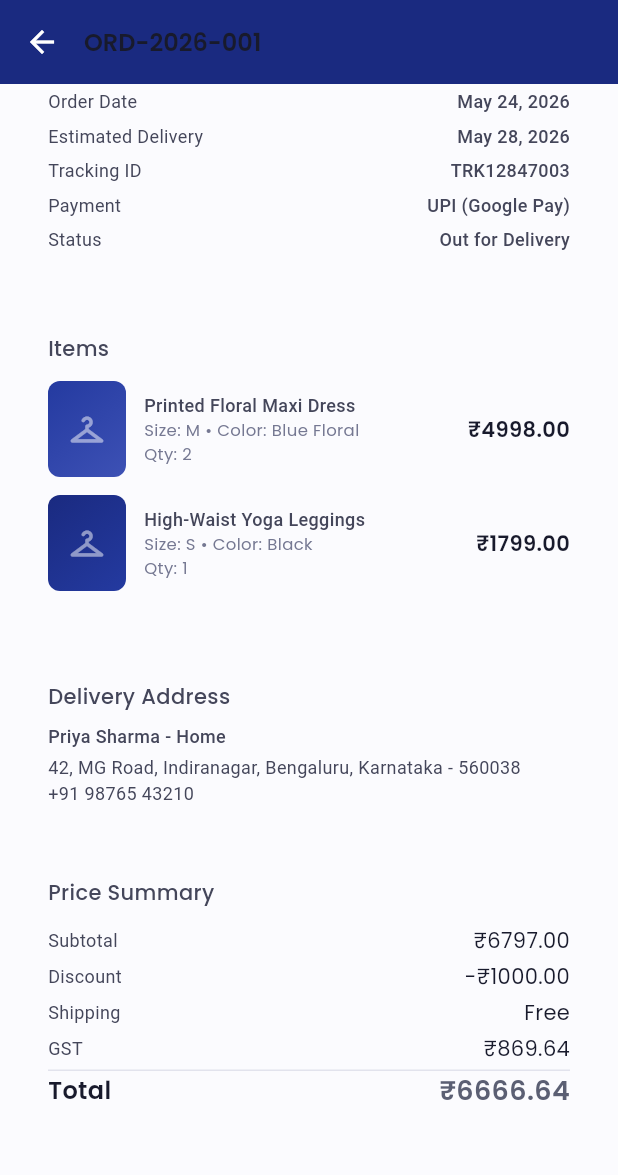
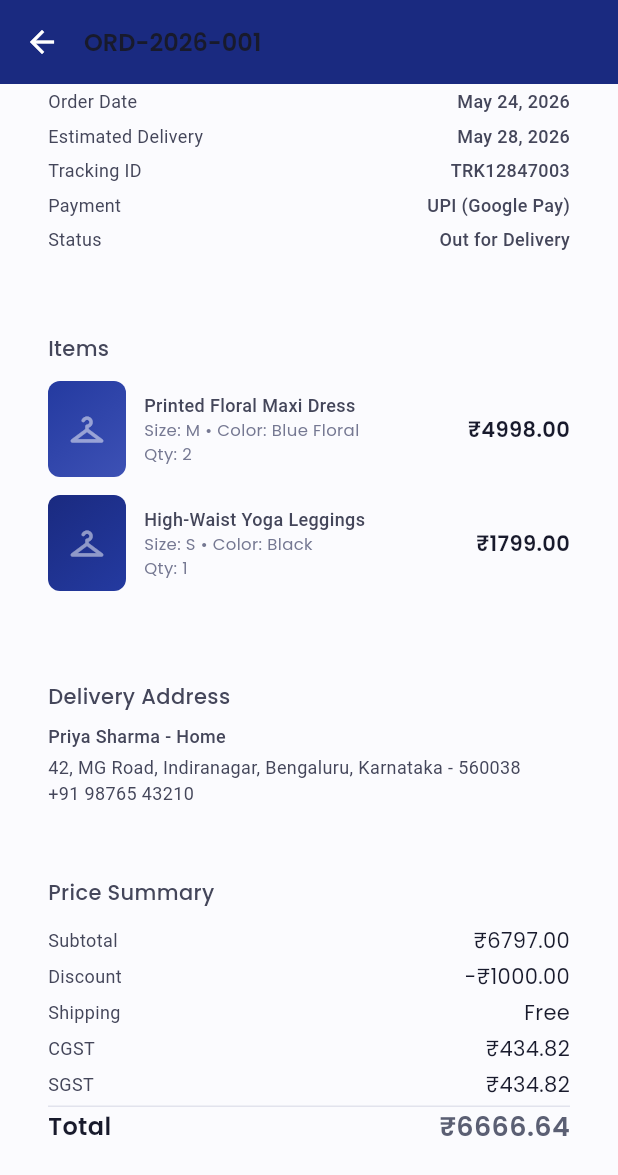
Before and after one commit to NitinGavhane/Garment-frontend, a Flutter app: the OrderDetailScreen screen opened directly with sample values from the repository, scrolled down 266 dp, on a phone screen of 412 x 824 dp. Shown: the top 1175 px of the screen. Run offline on Flutter 3.47's test engine with Material 3 defaults, Android fonts, the light colour scheme and no system bars; our stand-ins replace badges, cached_network_image, geocoding, geolocator, google_fonts, iconsax and 3 more; accounts and stored records are empty; network calls fail.

Commit message:
Update order screens, product detail, and models

```diff
--- a/lib/features/orders/screens/order_detail_screen.dart
+++ b/lib/features/orders/screens/order_detail_screen.dart
@@ -233,9 +233,12 @@ child: OrderReturnReplaceSheet(
                       'Discount', '-₹${order.discount.toStringAsFixed(2)}'),
                 _summaryRow('Shipping',
                     order.shipping == 0 ? 'Free' : '₹${order.shipping.toStringAsFixed(2)}'),
-                if (order.gst > 0)
-                  _summaryRow('GST',
-                      '₹${order.gst.toStringAsFixed(2)}'),
+                if (order.gst > 0) ...[
+                  _summaryRow('CGST',
+                      '₹${(order.cgst > 0 ? order.cgst : order.gst / 2).toStringAsFixed(2)}'),
+                  _summaryRow('SGST',
+                      '₹${(order.sgst > 0 ? order.sgst : order.gst / 2).toStringAsFixed(2)}'),
+                ],
                 const Divider(),
                 _summaryRow('Total',
                     '₹${order.total.toStringAsFixed(2)}',
--- a/lib/features/orders/screens/order_list_screen.dart
+++ b/lib/features/orders/screens/order_list_screen.dart
@@ -57,6 +57,9 @@ class _OrderListScreenState extends State<OrderListScreen> {
       shipping: 0,
       discount: api.discountAmount,
       gst: api.gstAmount,
+      cgst: api.cgstAmount,
+      sgst: api.sgstAmount,
+      igst: api.igstAmount,
       total: api.finalAmount,
       status: _parseOrderStatus(api.orderStatus),
       address: const Address(id: '', fullName: '', phone: '', street: '', city: '', state: '', pincode: ''),
--- a/lib/features/product/screens/product_detail_screen.dart
+++ b/lib/features/product/screens/product_detail_screen.dart
@@ -321,7 +321,11 @@ class _ProductDetailScreenState extends State<ProductDetailScreen> {
                     ),
                     const SizedBox(height: AppDimensions.md),
                     Text(
-                      'Includes GST',
+                      product.gstPercentage > 0
+                          ? 'Incl. GST ${product.gstPercentage.toStringAsFixed(product.gstPercentage % 1 == 0 ? 0 : 2)}% '
+                              '(CGST ${product.cgstPercentage.toStringAsFixed(product.cgstPercentage % 1 == 0 ? 0 : 2)}% '
+                              '+ SGST ${product.sgstPercentage.toStringAsFixed(product.sgstPercentage % 1 == 0 ? 0 : 2)}%)'
+                          : 'Includes GST',
                       style: AppTextStyles.caption.copyWith(
                         color: AppColors.success,
                       ),
--- a/lib/models/api_order.dart
+++ b/lib/models/api_order.dart
@@ -33,6 +33,9 @@ class ApiOrder {
   final String orderNumber;
   final double subtotal;
   final double gstAmount;
+  final double cgstAmount;
+  final double sgstAmount;
+  final double igstAmount;
   final double discountAmount;
   final double finalAmount;
   final String orderStatus;
@@ -48,6 +51,9 @@ class ApiOrder {
     required this.orderNumber,
     required this.subtotal,
     this.gstAmount = 0,
+    this.cgstAmount = 0,
+    this.sgstAmount = 0,
+    this.igstAmount = 0,
     this.discountAmount = 0,
     required this.finalAmount,
     this.orderStatus = 'placed',
@@ -65,6 +71,9 @@ class ApiOrder {
       orderNumber: json['order_number'] as String,
       subtotal: (json['subtotal'] as num).toDouble(),
       gstAmount: (json['gst_amount'] as num?)?.toDouble() ?? 0,
+      cgstAmount: (json['cgst_amount'] as num?)?.toDouble() ?? ((json['gst_amount'] as num?)?.toDouble() ?? 0) / 2,
+      sgstAmount: (json['sgst_amount'] as num?)?.toDouble() ?? ((json['gst_amount'] as num?)?.toDouble() ?? 0) / 2,
+      igstAmount: (json['igst_amount'] as num?)?.toDouble() ?? ((json['gst_amount'] as num?)?.toDouble() ?? 0),
       discountAmount: (json['discount_amount'] as num?)?.toDouble() ?? 0,
       finalAmount: (json['final_amount'] as num).toDouble(),
       orderStatus: json['order_status'] as String? ?? 'placed',
--- a/lib/models/order.dart
+++ b/lib/models/order.dart
@@ -78,6 +78,9 @@ class Order {
   final double shipping;
   final double discount;
   final double gst;
+  final double cgst;
+  final double sgst;
+  final double igst;
   final double total;
   final OrderStatus status;
   final Address address;
@@ -95,6 +98,9 @@ class Order {
     this.shipping = 0,
     this.discount = 0,
     this.gst = 0,
+    this.cgst = 0,
+    this.sgst = 0,
+    this.igst = 0,
     required this.total,
     required this.status,
     required this.address,
--- a/lib/models/product.dart
+++ b/lib/models/product.dart
@@ -25,6 +25,7 @@ class Product {
   final int stock;
   final String imageUrl;
   final String gender;
+  final double gstPercentage;
 
   const Product({
     required this.id,
@@ -49,7 +50,13 @@ class Product {
     this.stock = 50,
     this.imageUrl = '',
     this.gender = '',
+    this.gstPercentage = 18.0,
   });
+
+  // GST breakup derived from the total rate (intra-state CGST + SGST split).
+  double get cgstPercentage => gstPercentage / 2;
+  double get sgstPercentage => gstPercentage / 2;
+  double get igstPercentage => gstPercentage;
 
   factory Product.fromApiProduct(ApiProduct apiProduct) {
     return Product(
@@ -75,6 +82,7 @@ class Product {
       stock: apiProduct.stock,
       imageUrl: apiProduct.primaryImage ?? '',
       gender: apiProduct.gender,
+      gstPercentage: apiProduct.gstPercentage,
     );
   }
 
@@ -122,6 +130,7 @@ class Product {
     int? stock,
     String? imageUrl,
     String? gender,
+    double? gstPercentage,
   }) {
     return Product(
       id: id ?? this.id,
@@ -146,6 +155,7 @@ class Product {
       stock: stock ?? this.stock,
       imageUrl: imageUrl ?? this.imageUrl,
       gender: gender ?? this.gender,
+      gstPercentage: gstPercentage ?? this.gstPercentage,
     );
   }
 }
@@ -220,6 +230,12 @@ class ApiProduct {
   final List<ApiProductImage> images;
   final List<String>? _flatSizes;
   final List<String>? _flatColors;
+
+  // GST breakup derived from the single total GST rate: intra-state sales
+  // split equally into CGST + SGST, IGST equals the full total.
+  double get cgstPercentage => gstPercentage / 2;
+  double get sgstPercentage => gstPercentage / 2;
+  double get igstPercentage => gstPercentage;
 
   const ApiProduct({
     required this.id,
```
